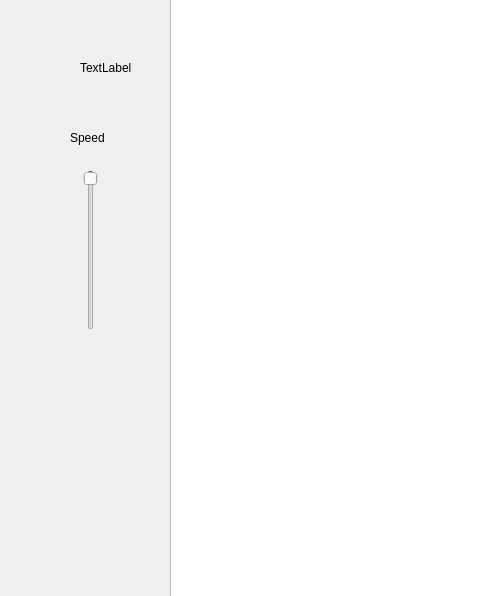
Qt form Simulation based on NatureOfCode/AnotherApproach/dialog.ui (TheGreatGrapes/TheGreatGrapeProblem) before a commit; both pictures show x 0 to 480 and y 190 to 786 of the 1106 by 915 pixel window.
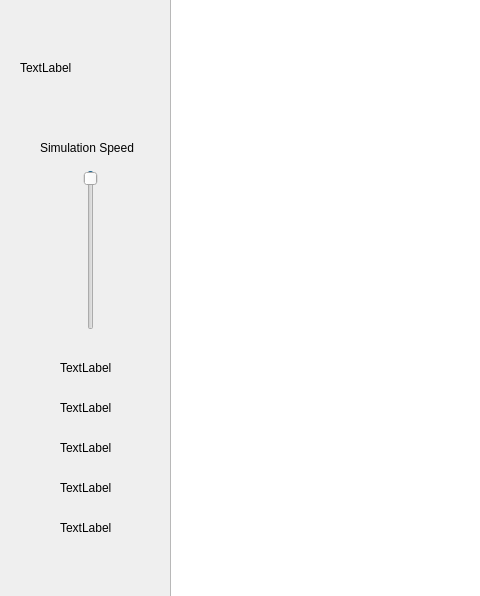
The same form after that commit.

The edit to the form file:
```diff
--- a/Simulation based on NatureOfCode/AnotherApproach/dialog.ui
+++ b/Simulation based on NatureOfCode/AnotherApproach/dialog.ui
@@ -42,9 +42,9 @@
   <widget class="QLabel" name="label">
    <property name="geometry">
     <rect>
-     <x>80</x>
+     <x>20</x>
      <y>250</y>
-     <width>59</width>
+     <width>121</width>
      <height>16</height>
     </rect>
    </property>
@@ -55,14 +55,14 @@
   <widget class="QLabel" name="label_2">
    <property name="geometry">
     <rect>
-     <x>70</x>
-     <y>320</y>
-     <width>59</width>
+     <x>40</x>
+     <y>330</y>
+     <width>111</width>
      <height>16</height>
     </rect>
    </property>
    <property name="text">
-    <string>Speed</string>
+    <string>Simulation Speed</string>
    </property>
   </widget>
   <widget class="QSlider" name="verticalSlider">
@@ -87,6 +87,71 @@
     <bool>true</bool>
    </property>
   </widget>
+  <widget class="QLabel" name="label_3">
+   <property name="geometry">
+    <rect>
+     <x>60</x>
+     <y>550</y>
+     <width>91</width>
+     <height>16</height>
+    </rect>
+   </property>
+   <property name="text">
+    <string>TextLabel</string>
+   </property>
+  </widget>
+  <widget class="QLabel" name="label_4">
+   <property name="geometry">
+    <rect>
+     <x>60</x>
+     <y>590</y>
+     <width>91</width>
+     <height>16</height>
+    </rect>
+   </property>
+   <property name="text">
+    <string>TextLabel</string>
+   </property>
+  </widget>
+  <widget class="QLabel" name="label_5">
+   <property name="geometry">
+    <rect>
+     <x>60</x>
+     <y>630</y>
+     <width>91</width>
+     <height>16</height>
+    </rect>
+   </property>
+   <property name="text">
+    <string>TextLabel</string>
+   </property>
+  </widget>
+  <widget class="QLabel" name="label_6">
+   <property name="geometry">
+    <rect>
+     <x>60</x>
+     <y>670</y>
+     <width>91</width>
+     <height>16</height>
+    </rect>
+   </property>
+   <property name="text">
+    <string>TextLabel</string>
+   </property>
+  </widget>
+  <widget class="QLabel" name="label_7">
+   <property name="geometry">
+    <rect>
+     <x>60</x>
+     <y>710</y>
+     <width>91</width>
+     <height>16</height>
+    </rect>
+   </property>
+   <property name="text">
+    <string>TextLabel</string>
+   </property>
+  </widget>
  </widget>
  <layoutdefault spacing="6" margin="11"/>
  <resources/>
```
